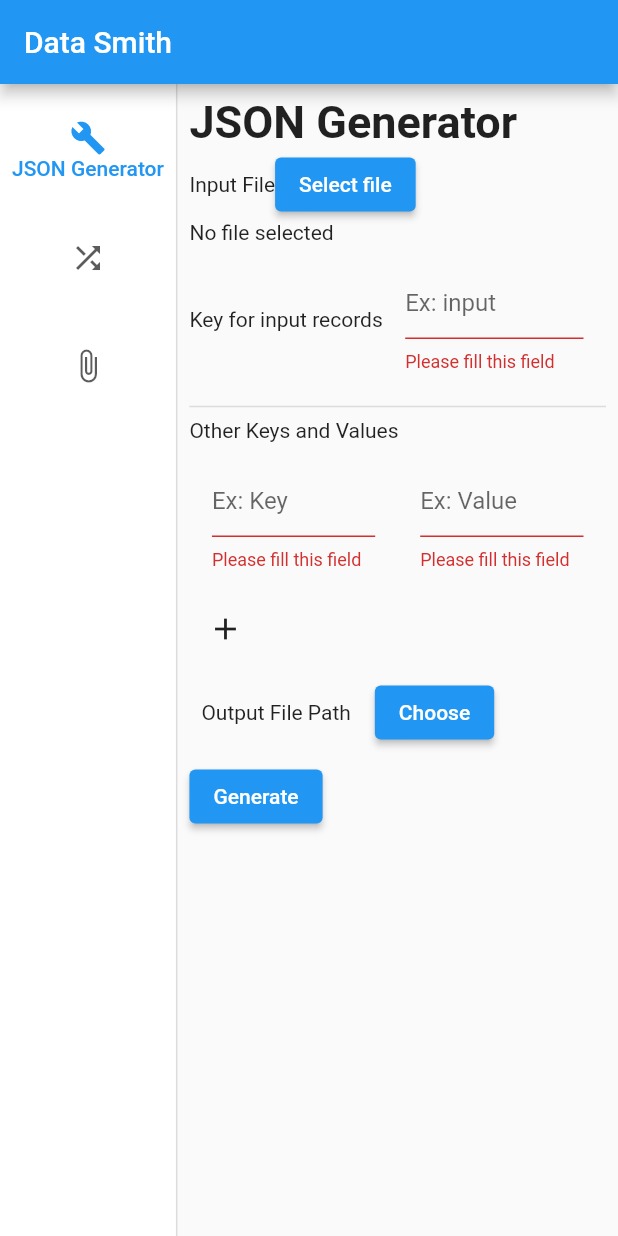
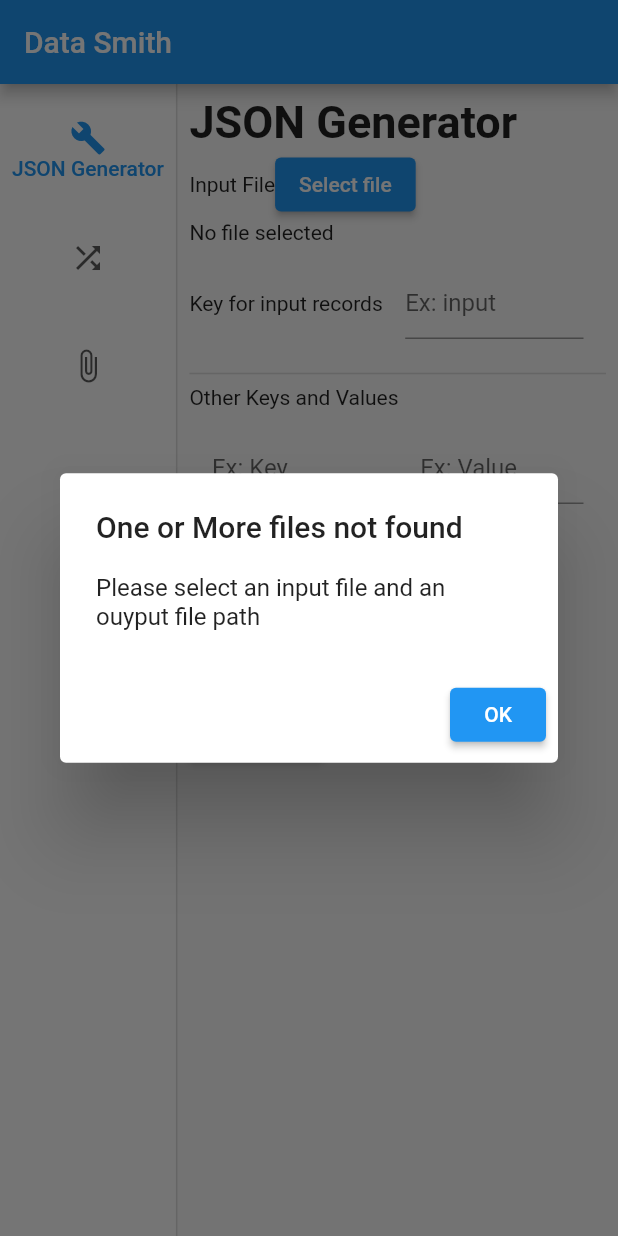
Before and after one commit to RavinduLa/DataSmith, a Flutter app: the screen it shows after launch, after a tap on "Generate", on a phone screen of 412 x 824 dp. Run offline on Flutter 3.47's test engine with Material 2 defaults, Android fonts, the phone set to English and light mode, and no system bars; our stand-ins replace file_picker.

Commit message:
Added alert dialogue to show if files are not selected

```diff
--- a/lib/screens/json_generator.dart
+++ b/lib/screens/json_generator.dart
@@ -202,11 +202,33 @@ class _JSONGeneratorState extends State<JSONGenerator> {
   }
 
   void generateJson(){
-    if(_formKey.currentState!.validate() && validateFiles() ){
-      if (kDebugMode) {
-        print("Validated");
+    if (validateFiles()){
+      if(_formKey.currentState!.validate()  ){
+        if (kDebugMode) {
+          print("Validated");
+        }
       }
     }
+    else{
+      showDialog(
+          context: context,
+          builder: (BuildContext context) {
+            return AlertDialog(
+              title: const Text("One or More files not found"),
+              content: const Text(
+                  "Please select an input file and an ouyput file path"),
+              actions: [
+                ElevatedButton(
+                  onPressed: () {
+                    Navigator.of(context).pop();
+                  },
+                  child: const Text("OK"),
+                )
+              ],
+            );
+          });
+    }
+
   }
 
   bool validateFiles(){
```
